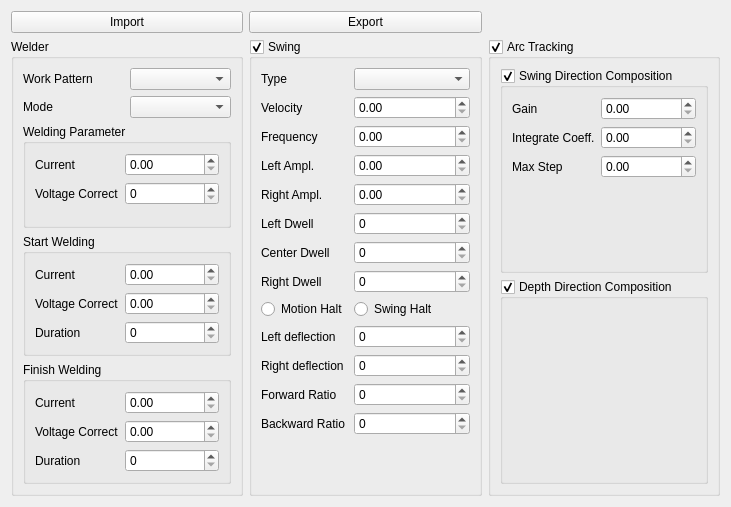
Qt form forms/resource/procedure.ui (lazyshawn/robot-teachpad) before a commit.
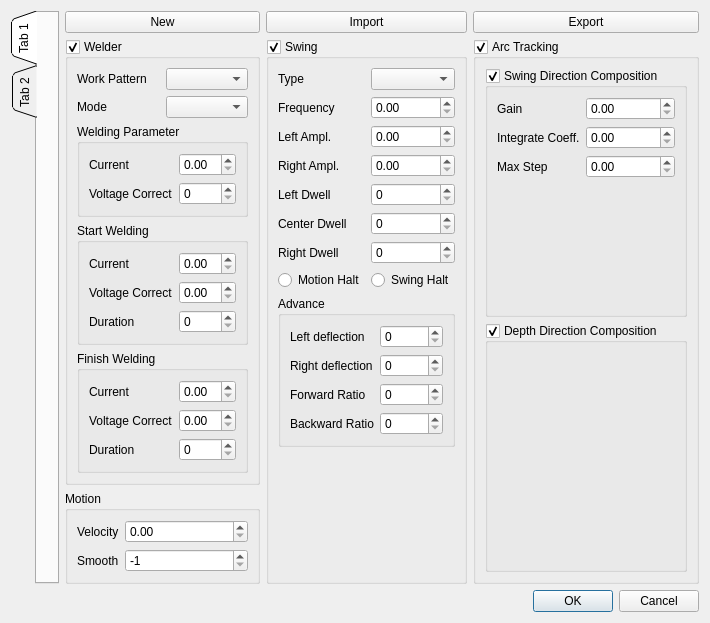
The same form after that commit.

What changed in the file:
```diff
--- a/forms/resource/procedure.ui
+++ b/forms/resource/procedure.ui
@@ -6,89 +6,211 @@
    <rect>
     <x>0</x>
     <y>0</y>
-    <width>731</width>
-    <height>507</height>
+    <width>527</width>
+    <height>441</height>
    </rect>
   </property>
   <property name="windowTitle">
    <string>Form</string>
   </property>
   <layout class="QGridLayout" name="gridLayout">
-   <item row="1" column="3">
-    <widget class="QGroupBox" name="groupBox_3">
-     <property name="title">
-      <string>Arc Tracking</string>
-     </property>
-     <property name="checkable">
-      <bool>true</bool>
-     </property>
-     <property name="checked">
-      <bool>true</bool>
-     </property>
-     <layout class="QGridLayout" name="gridLayout_3">
-      <item row="0" column="0">
-       <widget class="QGroupBox" name="groupBox_2">
-        <property name="title">
-         <string>Swing Direction Composition</string>
-        </property>
-        <property name="checkable">
-         <bool>true</bool>
-        </property>
-        <layout class="QFormLayout" name="formLayout_5">
-         <item row="0" column="0">
-          <widget class="QLabel" name="label_23">
+   <item row="0" column="3">
+    <widget class="QPushButton" name="pushButton">
            <property name="text">
-            <string>Gain</string>
-           </property>
-          </widget>
-         </item>
-         <item row="0" column="1">
-          <widget class="QDoubleSpinBox" name="doubleSpinBox_10"/>
-         </item>
-         <item row="1" column="0">
-          <widget class="QLabel" name="label_24">
-           <property name="text">
-            <string>Integrate Coeff.</string>
-           </property>
-          </widget>
-         </item>
-         <item row="1" column="1">
-          <widget class="QDoubleSpinBox" name="doubleSpinBox_11"/>
-         </item>
-         <item row="2" column="0">
-          <widget class="QLabel" name="label_25">
-           <property name="text">
-            <string>Max Step</string>
-           </property>
-          </widget>
-         </item>
-         <item row="2" column="1">
-          <widget class="QDoubleSpinBox" name="doubleSpinBox_12"/>
-         </item>
-        </layout>
-       </widget>
-      </item>
-      <item row="1" column="0">
-       <widget class="QGroupBox" name="groupBox_8">
-        <property name="title">
-         <string>Depth Direction Composition</string>
-        </property>
-        <property name="checkable">
-         <bool>true</bool>
-        </property>
-       </widget>
-      </item>
-     </layout>
+      <string>Import</string>
+     </property>
     </widget>
    </item>
    <item row="0" column="2">
+    <widget class="QPushButton" name="pushButton_3">
+     <property name="text">
+      <string>New</string>
+     </property>
+    </widget>
+   </item>
+   <item row="3" column="2">
+    <widget class="QGroupBox" name="groupBox_9">
+     <property name="title">
+      <string>Motion</string>
+     </property>
+     <layout class="QFormLayout" name="formLayout_6">
+      <item row="0" column="0">
+       <widget class="QLabel" name="label_11">
+        <property name="text">
+         <string>Velocity</string>
+        </property>
+       </widget>
+      </item>
+      <item row="0" column="1">
+       <widget class="QDoubleSpinBox" name="doubleSpinBox_6"/>
+      </item>
+      <item row="1" column="0">
+       <widget class="QLabel" name="label_26">
+        <property name="text">
+         <string>Smooth</string>
+        </property>
+       </widget>
+      </item>
+      <item row="1" column="1">
+       <widget class="QSpinBox" name="spinBox_11">
+        <property name="minimum">
+         <number>-1</number>
+        </property>
+        <property name="value">
+         <number>-1</number>
+        </property>
+       </widget>
+      </item>
+     </layout>
+    </widget>
+   </item>
+   <item row="0" column="4">
     <widget class="QPushButton" name="pushButton_2">
      <property name="text">
       <string>Export</string>
      </property>
     </widget>
    </item>
-   <item row="1" column="2">
+   <item row="1" column="2" rowspan="2">
+    <widget class="QGroupBox" name="groupBox">
+     <property name="title">
+      <string>Welder</string>
+     </property>
+     <property name="checkable">
+      <bool>true</bool>
+     </property>
+     <layout class="QGridLayout" name="gridLayout_2">
+      <item row="0" column="0">
+       <widget class="QLabel" name="label">
+        <property name="text">
+         <string>Work Pattern</string>
+        </property>
+       </widget>
+      </item>
+      <item row="0" column="1">
+       <widget class="QComboBox" name="comboBox"/>
+      </item>
+      <item row="1" column="0">
+       <widget class="QLabel" name="label_2">
+        <property name="text">
+         <string>Mode</string>
+        </property>
+       </widget>
+      </item>
+      <item row="1" column="1">
+       <widget class="QComboBox" name="comboBox_2"/>
+      </item>
+      <item row="2" column="0" colspan="2">
+       <widget class="QGroupBox" name="groupBox_4">
+        <property name="title">
+         <string>Welding Parameter</string>
+        </property>
+        <layout class="QFormLayout" name="formLayout">
+         <item row="0" column="0">
+          <widget class="QLabel" name="label_3">
+           <property name="text">
+            <string>Current</string>
+           </property>
+          </widget>
+         </item>
+         <item row="0" column="1">
+          <widget class="QDoubleSpinBox" name="doubleSpinBox"/>
+         </item>
+         <item row="1" column="0">
+          <widget class="QLabel" name="label_4">
+           <property name="text">
+            <string>Voltage Correct</string>
+           </property>
+          </widget>
+         </item>
+         <item row="1" column="1">
+          <widget class="QSpinBox" name="spinBox"/>
+         </item>
+        </layout>
+       </widget>
+      </item>
+      <item row="3" column="0" colspan="2">
+       <widget class="QGroupBox" name="groupBox_5">
+        <property name="title">
+         <string>Start Welding</string>
+        </property>
+        <layout class="QFormLayout" name="formLayout_2">
+         <item row="0" column="0">
+          <widget class="QLabel" name="label_5">
+           <property name="text">
+            <string>Current</string>
+           </property>
+          </widget>
+         </item>
+         <item row="0" column="1">
+          <widget class="QDoubleSpinBox" name="doubleSpinBox_2"/>
+         </item>
+         <item row="1" column="0">
+          <widget class="QLabel" name="label_6">
+           <property name="text">
+            <string>Voltage Correct</string>
+           </property>
+          </widget>
+         </item>
+         <item row="1" column="1">
+          <widget class="QDoubleSpinBox" name="doubleSpinBox_3"/>
+         </item>
+         <item row="2" column="0">
+          <widget class="QLabel" name="label_7">
+           <property name="text">
+            <string>Duration</string>
+           </property>
+          </widget>
+         </item>
+         <item row="2" column="1">
+          <widget class="QSpinBox" name="spinBox_2"/>
+         </item>
+        </layout>
+       </widget>
+      </item>
+      <item row="4" column="0" colspan="2">
+       <widget class="QGroupBox" name="groupBox_6">
+        <property name="title">
+         <string>Finish Welding</string>
+        </property>
+        <layout class="QFormLayout" name="formLayout_3">
+         <item row="0" column="0">
+          <widget class="QLabel" name="label_8">
+           <property name="text">
+            <string>Current</string>
+           </property>
+          </widget>
+         </item>
+         <item row="0" column="1">
+          <widget class="QDoubleSpinBox" name="doubleSpinBox_4"/>
+         </item>
+         <item row="1" column="0">
+          <widget class="QLabel" name="label_9">
+           <property name="text">
+            <string>Voltage Correct</string>
+           </property>
+          </widget>
+         </item>
+         <item row="1" column="1">
+          <widget class="QDoubleSpinBox" name="doubleSpinBox_5"/>
+         </item>
+         <item row="2" column="0">
+          <widget class="QLabel" name="label_10">
+           <property name="text">
+            <string>Duration</string>
+           </property>
+          </widget>
+         </item>
+         <item row="2" column="1">
+          <widget class="QSpinBox" name="spinBox_3"/>
+         </item>
+        </layout>
+       </widget>
+      </item>
+     </layout>
+    </widget>
+   </item>
+   <item row="1" column="3" rowspan="3">
     <widget class="QGroupBox" name="groupBox_7">
      <property name="title">
       <string>Swing</string>
@@ -116,16 +238,6 @@
       <item row="0" column="1">
        <widget class="QComboBox" name="comboBox_3"/>
       </item>
-      <item row="1" column="0">
-       <widget class="QLabel" name="label_11">
-        <property name="text">
-         <string>Velocity</string>
-        </property>
-       </widget>
-      </item>
-      <item row="1" column="1">
-       <widget class="QDoubleSpinBox" name="doubleSpinBox_6"/>
-      </item>
       <item row="2" column="0">
        <widget class="QLabel" name="label_13">
         <property name="enabled">
@@ -254,190 +366,160 @@
         </property>
        </widget>
       </item>
-      <item row="9" column="0">
+      <item row="9" column="0" colspan="2">
+       <widget class="QGroupBox" name="groupBox_10">
+        <property name="title">
+         <string>Advance</string>
+        </property>
+        <layout class="QFormLayout" name="formLayout_7">
+         <item row="0" column="0">
        <widget class="QLabel" name="label_19">
         <property name="text">
          <string>Left deflection</string>
         </property>
        </widget>
       </item>
-      <item row="9" column="1">
+         <item row="0" column="1">
        <widget class="QSpinBox" name="spinBox_7"/>
       </item>
-      <item row="10" column="0">
+         <item row="1" column="0">
        <widget class="QLabel" name="label_20">
         <property name="text">
          <string>Right deflection</string>
         </property>
        </widget>
       </item>
-      <item row="10" column="1">
+         <item row="1" column="1">
        <widget class="QSpinBox" name="spinBox_8"/>
       </item>
-      <item row="11" column="0">
+         <item row="2" column="0">
        <widget class="QLabel" name="label_21">
         <property name="text">
          <string>Forward Ratio</string>
         </property>
        </widget>
       </item>
-      <item row="11" column="1">
-       <widget class="QSpinBox" name="spinBox_9"/>
-      </item>
-      <item row="12" column="0">
+         <item row="3" column="0">
        <widget class="QLabel" name="label_22">
         <property name="text">
          <string>Backward Ratio</string>
         </property>
        </widget>
       </item>
-      <item row="12" column="1">
+         <item row="2" column="1">
+          <widget class="QSpinBox" name="spinBox_9"/>
+         </item>
+         <item row="3" column="1">
        <widget class="QSpinBox" name="spinBox_10"/>
       </item>
      </layout>
     </widget>
    </item>
-   <item row="0" column="0">
-    <widget class="QPushButton" name="pushButton">
-     <property name="text">
-      <string>Import</string>
-     </property>
+     </layout>
     </widget>
    </item>
-   <item row="1" column="0">
-    <widget class="QGroupBox" name="groupBox">
+   <item row="1" column="4" rowspan="3">
+    <widget class="QGroupBox" name="groupBox_3">
      <property name="title">
-      <string>Welder</string>
+      <string>Arc Tracking</string>
      </property>
-     <layout class="QGridLayout" name="gridLayout_2">
-      <item row="0" column="0">
-       <widget class="QLabel" name="label">
-        <property name="text">
-         <string>Work Pattern</string>
-        </property>
-       </widget>
-      </item>
-      <item row="0" column="1">
-       <widget class="QComboBox" name="comboBox"/>
-      </item>
-      <item row="1" column="0">
-       <widget class="QLabel" name="label_2">
-        <property name="text">
-         <string>Mode</string>
-        </property>
-       </widget>
-      </item>
-      <item row="1" column="1">
-       <widget class="QComboBox" name="comboBox_2"/>
-      </item>
-      <item row="2" column="0" colspan="2">
-       <widget class="QGroupBox" name="groupBox_4">
-        <property name="title">
-         <string>Welding Parameter</string>
-        </property>
-        <layout class="QFormLayout" name="formLayout">
+     <property name="checkable">
+      <bool>true</bool>
+     </property>
+     <property name="checked">
+      <bool>true</bool>
+     </property>
+     <layout class="QGridLayout" name="gridLayout_3">
          <item row="0" column="0">
-          <widget class="QLabel" name="label_3">
-           <property name="text">
-            <string>Current</string>
-           </property>
-          </widget>
-         </item>
-         <item row="0" column="1">
-          <widget class="QDoubleSpinBox" name="doubleSpinBox"/>
-         </item>
-         <item row="1" column="0">
-          <widget class="QLabel" name="label_4">
-           <property name="text">
-            <string>Voltage Correct</string>
-           </property>
-          </widget>
-         </item>
-         <item row="1" column="1">
-          <widget class="QSpinBox" name="spinBox"/>
-         </item>
-        </layout>
-       </widget>
-      </item>
-      <item row="3" column="0" colspan="2">
-       <widget class="QGroupBox" name="groupBox_5">
+       <widget class="QGroupBox" name="groupBox_2">
         <property name="title">
-         <string>Start Welding</string>
+         <string>Swing Direction Composition</string>
         </property>
-        <layout class="QFormLayout" name="formLayout_2">
+        <property name="checkable">
+         <bool>true</bool>
+        </property>
+        <layout class="QFormLayout" name="formLayout_5">
          <item row="0" column="0">
-          <widget class="QLabel" name="label_5">
+          <widget class="QLabel" name="label_23">
            <property name="text">
-            <string>Current</string>
+            <string>Gain</string>
            </property>
           </widget>
          </item>
          <item row="0" column="1">
-          <widget class="QDoubleSpinBox" name="doubleSpinBox_2"/>
+          <widget class="QDoubleSpinBox" name="doubleSpinBox_10"/>
          </item>
          <item row="1" column="0">
-          <widget class="QLabel" name="label_6">
+          <widget class="QLabel" name="label_24">
            <property name="text">
-            <string>Voltage Correct</string>
+            <string>Integrate Coeff.</string>
            </property>
           </widget>
          </item>
          <item row="1" column="1">
-          <widget class="QDoubleSpinBox" name="doubleSpinBox_3"/>
+          <widget class="QDoubleSpinBox" name="doubleSpinBox_11"/>
          </item>
          <item row="2" column="0">
-          <widget class="QLabel" name="label_7">
+          <widget class="QLabel" name="label_25">
            <property name="text">
-            <string>Duration</string>
+            <string>Max Step</string>
            </property>
           </widget>
          </item>
          <item row="2" column="1">
-          <widget class="QSpinBox" name="spinBox_2"/>
+          <widget class="QDoubleSpinBox" name="doubleSpinBox_12"/>
          </item>
         </layout>
        </widget>
       </item>
-      <item row="4" column="0" colspan="2">
-       <widget class="QGroupBox" name="groupBox_6">
+      <item row="1" column="0">
+       <widget class="QGroupBox" name="groupBox_8">
         <property name="title">
-         <string>Finish Welding</string>
+         <string>Depth Direction Composition</string>
         </property>
-        <layout class="QFormLayout" name="formLayout_3">
-         <item row="0" column="0">
-          <widget class="QLabel" name="label_8">
-           <property name="text">
-            <string>Current</string>
+        <property name="checkable">
+         <bool>true</bool>
            </property>
           </widget>
          </item>
-         <item row="0" column="1">
-          <widget class="QDoubleSpinBox" name="doubleSpinBox_4"/>
-         </item>
-         <item row="1" column="0">
-          <widget class="QLabel" name="label_9">
-           <property name="text">
-            <string>Voltage Correct</string>
-           </property>
-          </widget>
-         </item>
-         <item row="1" column="1">
-          <widget class="QDoubleSpinBox" name="doubleSpinBox_5"/>
-         </item>
-         <item row="2" column="0">
-          <widget class="QLabel" name="label_10">
-           <property name="text">
-            <string>Duration</string>
-           </property>
-          </widget>
-         </item>
-         <item row="2" column="1">
-          <widget class="QSpinBox" name="spinBox_3"/>
-         </item>
-        </layout>
-       </widget>
-      </item>
-     </layout>
+     </layout>
+    </widget>
+   </item>
+   <item row="0" column="1" rowspan="4">
+    <widget class="QTabWidget" name="tabWidget">
+     <property name="sizePolicy">
+      <sizepolicy hsizetype="Maximum" vsizetype="Expanding">
+       <horstretch>0</horstretch>
+       <verstretch>0</verstretch>
+      </sizepolicy>
+     </property>
+     <property name="tabPosition">
+      <enum>QTabWidget::West</enum>
+     </property>
+     <property name="tabShape">
+      <enum>QTabWidget::Triangular</enum>
+     </property>
+     <property name="currentIndex">
+      <number>0</number>
+     </property>
+     <widget class="QWidget" name="tab">
+      <attribute name="title">
+       <string>Tab 1</string>
+      </attribute>
+      <layout class="QGridLayout" name="gridLayout_4"/>
+     </widget>
+     <widget class="QWidget" name="tab_2">
+      <attribute name="title">
+       <string>Tab 2</string>
+      </attribute>
+     </widget>
+    </widget>
+   </item>
+   <item row="4" column="4">
+    <widget class="QDialogButtonBox" name="buttonBox">
+     <property name="standardButtons">
+      <set>QDialogButtonBox::Cancel|QDialogButtonBox::Ok</set>
+     </property>
     </widget>
    </item>
   </layout>
```
Lines whose indentation alone changed are shown as unchanged.
